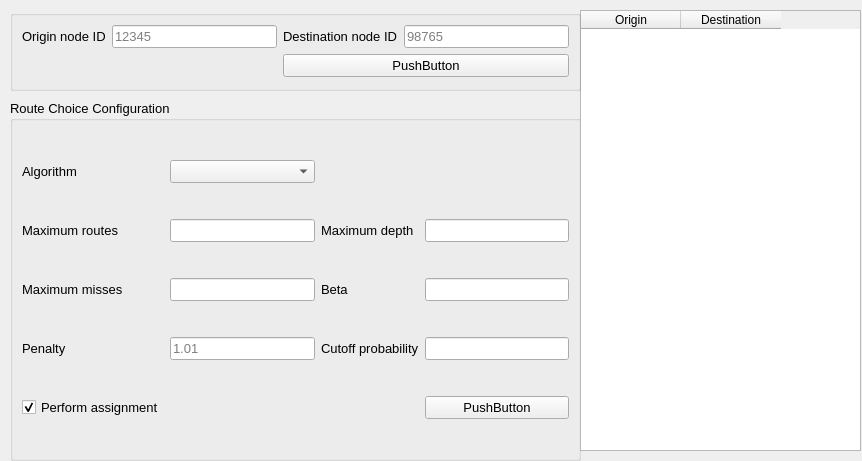
Qt form qaequilibrae/modules/paths_procedures/forms/ui_route_choice.ui (AequilibraE/QAequilibraE) before a commit.
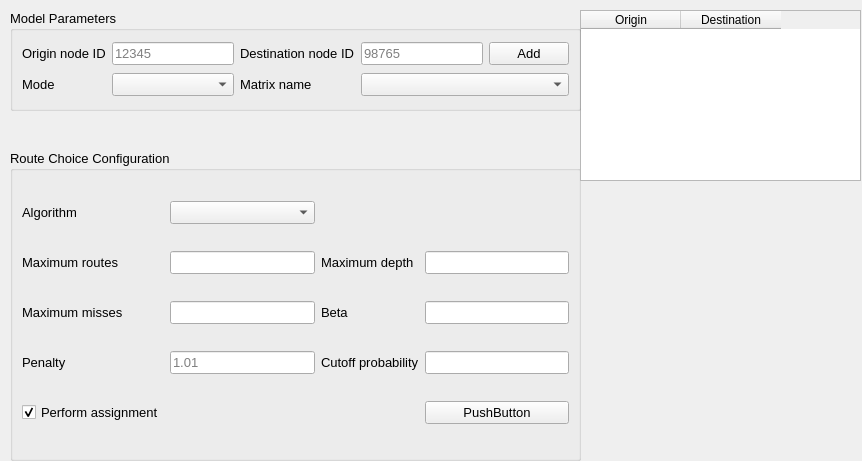
The same form after that commit.

What changed in the file:
```diff
--- a/qaequilibrae/modules/paths_procedures/forms/ui_route_choice.ui
+++ b/qaequilibrae/modules/paths_procedures/forms/ui_route_choice.ui
@@ -17,9 +17,9 @@
    <property name="geometry">
     <rect>
      <x>10</x>
-     <y>100</y>
+     <y>150</y>
      <width>571</width>
-     <height>361</height>
+     <height>311</height>
     </rect>
    </property>
    <property name="font">
@@ -211,7 +211,7 @@
      <x>580</x>
      <y>10</y>
      <width>281</width>
-     <height>441</height>
+     <height>171</height>
     </rect>
    </property>
    <layout class="QGridLayout" name="gridLayout_2">
@@ -237,10 +237,30 @@
      <x>10</x>
      <y>10</y>
      <width>571</width>
-     <height>81</height>
+     <height>101</height>
     </rect>
    </property>
+   <property name="font">
+    <font>
+     <pointsize>10</pointsize>
+    </font>
+   </property>
+   <property name="title">
+    <string>Model Parameters</string>
+   </property>
    <layout class="QGridLayout" name="gridLayout_3">
+    <item row="0" column="4">
+     <widget class="QPushButton" name="pushButton">
+      <property name="font">
+       <font>
+        <pointsize>10</pointsize>
+       </font>
+      </property>
+      <property name="text">
+       <string>Add</string>
+      </property>
+     </widget>
+    </item>
     <item row="0" column="2">
      <widget class="QLabel" name="label_9">
       <property name="font">
@@ -289,18 +309,26 @@
       </property>
      </widget>
     </item>
-    <item row="2" column="2" colspan="2">
-     <widget class="QPushButton" name="pushButton">
-      <property name="font">
-       <font>
-        <pointsize>10</pointsize>
-       </font>
+    <item row="1" column="1">
+     <widget class="QComboBox" name="comboBox_2"/>
+    </item>
+    <item row="1" column="0">
+     <widget class="QLabel" name="label_10">
+      <property name="text">
+       <string>Mode</string>
       </property>
+     </widget>
+    </item>
+    <item row="1" column="2">
+     <widget class="QLabel" name="label_11">
       <property name="text">
-       <string>PushButton</string>
+       <string>Matrix name</string>
       </property>
      </widget>
     </item>
+    <item row="1" column="3" colspan="2">
+     <widget class="QComboBox" name="comboBox_3"/>
+    </item>
    </layout>
   </widget>
  </widget>
```
Left out of the diff: 62 changed lines with no effect on the pictures.
